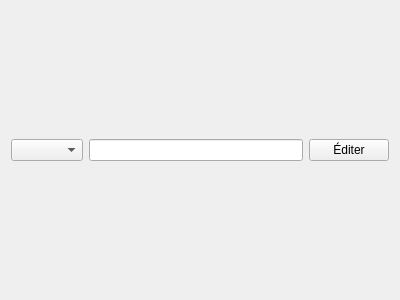
esauvage/coach, file formgestionpersonnes.ui: the form before one commit.
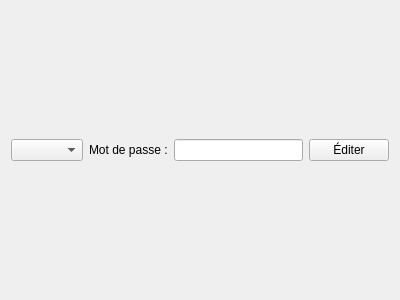
The form after the commit.

```diff
--- a/formgestionpersonnes.ui
+++ b/formgestionpersonnes.ui
@@ -17,6 +17,13 @@
    <item>
     <widget class="QComboBox" name="comboBox"/>
    </item>
+   <item>
+    <widget class="QLabel" name="lblPasswd">
+     <property name="text">
+      <string>Mot de passe :</string>
+     </property>
+    </widget>
+   </item>
    <item>
     <widget class="QLineEdit" name="edtPassword"/>
    </item>
```
